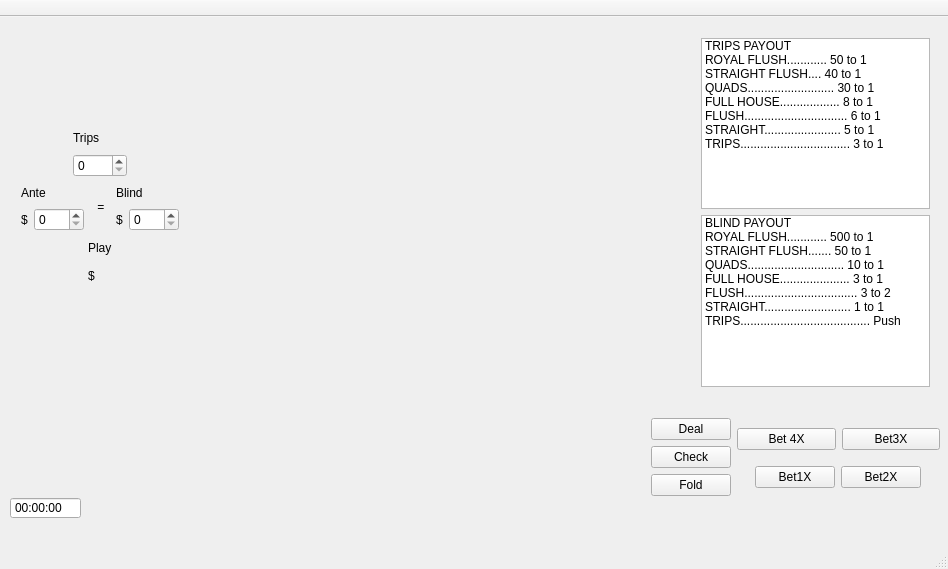
Before: the Qt Designer form forms/ultimatetexasholdem.ui in Math3808Team/UltimateTexasHoldem, drawn with Qt 5.
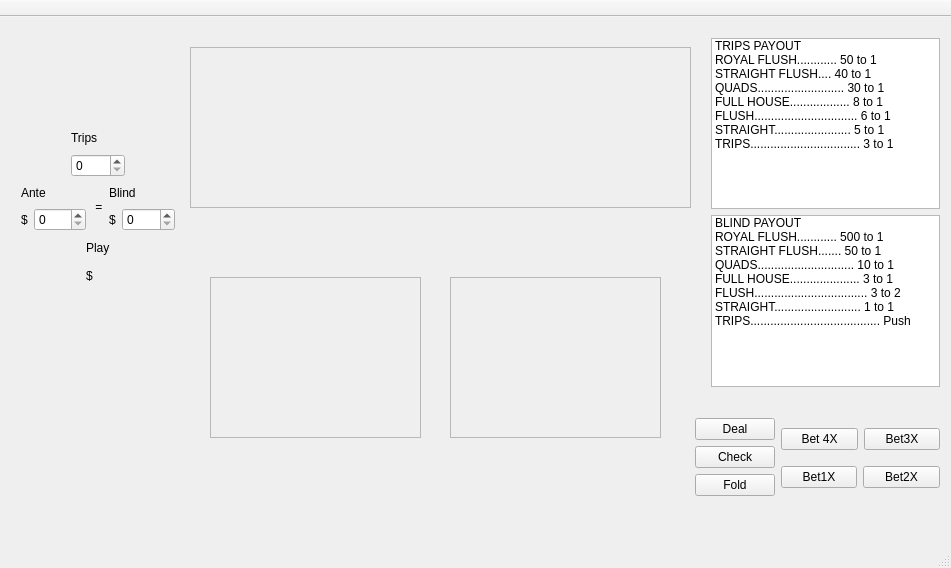
After: the same form once the commit is applied.

Commit message: Added all the API functions for diplaying the cards. As well as creating the game logic for dealing the cards

What changed in the file:
```diff
--- a/forms/ultimatetexasholdem.ui
+++ b/forms/ultimatetexasholdem.ui
@@ -6,61 +6,19 @@
    <rect>
     <x>0</x>
     <y>0</y>
-    <width>948</width>
-    <height>569</height>
+    <width>951</width>
+    <height>568</height>
    </rect>
   </property>
   <property name="windowTitle">
    <string>UltimateTexasHoldem</string>
   </property>
   <widget class="QWidget" name="centralWidget">
-   <widget class="QTimeEdit" name="timeEdit">
-    <property name="geometry">
-     <rect>
-      <x>10</x>
-      <y>480</y>
-      <width>71</width>
-      <height>22</height>
-     </rect>
-    </property>
-    <property name="readOnly">
-     <bool>true</bool>
-    </property>
-    <property name="buttonSymbols">
-     <enum>QAbstractSpinBox::NoButtons</enum>
-    </property>
-   </widget>
-   <widget class="QWidget" name="layoutWidget_3">
-    <property name="geometry">
-     <rect>
-      <x>250</x>
-      <y>230</y>
-      <width>141</width>
-      <height>121</height>
-     </rect>
-    </property>
-    <layout class="QHBoxLayout" name="horizontalLayout_10">
-     <item>
-      <widget class="QLabel" name="dealerCard1">
-       <property name="text">
-        <string/>
-       </property>
-      </widget>
-     </item>
-     <item>
-      <widget class="QLabel" name="dealerCard2">
-       <property name="text">
-        <string/>
-       </property>
-      </widget>
-     </item>
-    </layout>
-   </widget>
    <widget class="QWidget" name="layoutWidget_4">
     <property name="geometry">
      <rect>
       <x>250</x>
-      <y>200</y>
+      <y>240</y>
       <width>141</width>
       <height>22</height>
      </rect>
@@ -101,37 +59,11 @@
      </item>
     </layout>
    </widget>
-   <widget class="QWidget" name="layoutWidget_7">
-    <property name="geometry">
-     <rect>
-      <x>490</x>
-      <y>230</y>
-      <width>141</width>
-      <height>121</height>
-     </rect>
-    </property>
-    <layout class="QHBoxLayout" name="horizontalLayout_14">
-     <item>
-      <widget class="QLabel" name="playerCard1">
-       <property name="text">
-        <string/>
-       </property>
-      </widget>
-     </item>
-     <item>
-      <widget class="QLabel" name="playerCard2">
-       <property name="text">
-        <string/>
-       </property>
-      </widget>
-     </item>
-    </layout>
-   </widget>
    <widget class="QWidget" name="layoutWidget_8">
     <property name="geometry">
      <rect>
       <x>490</x>
-      <y>200</y>
+      <y>240</y>
       <width>141</width>
       <height>22</height>
      </rect>
@@ -204,7 +136,7 @@
    <widget class="QWidget" name="layoutWidget">
     <property name="geometry">
      <rect>
-      <x>690</x>
+      <x>700</x>
       <y>10</y>
       <width>251</width>
       <height>371</height>
@@ -304,9 +236,9 @@
    <widget class="QWidget" name="layoutWidget">
     <property name="geometry">
      <rect>
-      <x>640</x>
+      <x>684</x>
       <y>390</y>
-      <width>305</width>
+      <width>261</width>
       <height>102</height>
      </rect>
     </property>
@@ -418,7 +350,7 @@
      <rect>
       <x>10</x>
       <y>100</y>
-      <width>180</width>
+      <width>176</width>
       <height>180</height>
      </rect>
     </property>
@@ -514,39 +446,19 @@
          </item>
         </layout>
        </item>
-       <item>
-        <spacer name="horizontalSpacer_13">
-         <property name="orientation">
-          <enum>Qt::Horizontal</enum>
-         </property>
-         <property name="sizeHint" stdset="0">
-          <size>
-           <width>40</width>
-           <height>20</height>
-          </size>
-         </property>
-        </spacer>
-       </item>
        <item>
         <widget class="QLabel" name="label_8">
+         <property name="maximumSize">
+          <size>
+           <width>16777215</width>
+           <height>30</height>
+          </size>
+         </property>
          <property name="text">
           <string> =</string>
          </property>
         </widget>
        </item>
-       <item>
-        <spacer name="horizontalSpacer_14">
-         <property name="orientation">
-          <enum>Qt::Horizontal</enum>
-         </property>
-         <property name="sizeHint" stdset="0">
-          <size>
-           <width>40</width>
-           <height>20</height>
-          </size>
-         </property>
-        </spacer>
-       </item>
        <item>
         <layout class="QVBoxLayout" name="verticalLayout_3">
          <item>
@@ -645,53 +557,6 @@
      </item>
     </layout>
    </widget>
-   <widget class="QWidget" name="layoutWidget">
-    <property name="geometry">
-     <rect>
-      <x>250</x>
-      <y>40</y>
-      <width>381</width>
-      <height>121</height>
-     </rect>
-    </property>
-    <layout class="QHBoxLayout" name="horizontalLayout">
-     <item>
-      <widget class="QLabel" name="communityCard1">
-       <property name="text">
-        <string/>
-       </property>
-      </widget>
-     </item>
-     <item>
-      <widget class="QLabel" name="communityCard2">
-       <property name="text">
-        <string/>
-       </property>
-      </widget>
-     </item>
-     <item>
-      <widget class="QLabel" name="communityCard3">
-       <property name="text">
-        <string/>
-       </property>
-      </widget>
-     </item>
-     <item>
-      <widget class="QLabel" name="communityCard4">
-       <property name="text">
-        <string/>
-       </property>
-      </widget>
-     </item>
-     <item>
-      <widget class="QLabel" name="communityCard5">
-       <property name="text">
-        <string/>
-       </property>
-      </widget>
-     </item>
-    </layout>
-   </widget>
    <widget class="QWidget" name="layoutWidget">
     <property name="geometry">
      <rect>
@@ -741,7 +606,7 @@
     <property name="geometry">
      <rect>
       <x>250</x>
-      <y>170</y>
+      <y>210</y>
       <width>381</width>
       <height>22</height>
      </rect>
@@ -782,6 +647,237 @@
      </item>
     </layout>
    </widget>
+   <widget class="QFrame" name="CommunityCards">
+    <property name="geometry">
+     <rect>
+      <x>190</x>
+      <y>30</y>
+      <width>501</width>
+      <height>161</height>
+     </rect>
+    </property>
+    <property name="frameShape">
+     <enum>QFrame::StyledPanel</enum>
+    </property>
+    <property name="frameShadow">
+     <enum>QFrame::Raised</enum>
+    </property>
+    <widget class="QWidget" name="horizontalLayoutWidget">
+     <property name="geometry">
+      <rect>
+       <x>9</x>
+       <y>10</y>
+       <width>481</width>
+       <height>142</height>
+      </rect>
+     </property>
+     <layout class="QHBoxLayout" name="horizontalLayout">
+      <item>
+       <widget class="QLabel" name="CommunityCard1">
+        <property name="sizePolicy">
+         <sizepolicy hsizetype="Minimum" vsizetype="Minimum">
+          <horstretch>0</horstretch>
+          <verstretch>0</verstretch>
+         </sizepolicy>
+        </property>
+        <property name="minimumSize">
+         <size>
+          <width>91</width>
+          <height>140</height>
+         </size>
+        </property>
+        <property name="text">
+         <string/>
+        </property>
+       </widget>
+      </item>
+      <item>
+       <widget class="QLabel" name="CommunityCard2">
+        <property name="sizePolicy">
+         <sizepolicy hsizetype="Minimum" vsizetype="Minimum">
+          <horstretch>0</horstretch>
+          <verstretch>0</verstretch>
+         </sizepolicy>
+        </property>
+        <property name="minimumSize">
+         <size>
+          <width>91</width>
+          <height>140</height>
+         </size>
+        </property>
+        <property name="text">
+         <string/>
+        </property>
+       </widget>
+      </item>
+      <item>
+       <widget class="QLabel" name="CommunityCard3">
+        <property name="sizePolicy">
+         <sizepolicy hsizetype="Minimum" vsizetype="Minimum">
+          <horstretch>0</horstretch>
+          <verstretch>0</verstretch>
+         </sizepolicy>
+        </property>
+        <property name="minimumSize">
+         <size>
+          <width>91</width>
+          <height>140</height>
+         </size>
+        </property>
+        <property name="text">
+         <string/>
+        </property>
+       </widget>
+      </item>
+      <item>
+       <widget class="QLabel" name="CommunityCard4">
+        <property name="sizePolicy">
+         <sizepolicy hsizetype="Minimum" vsizetype="Minimum">
+          <horstretch>0</horstretch>
+          <verstretch>0</verstretch>
+         </sizepolicy>
+        </property>
+        <property name="minimumSize">
+         <size>
+          <width>91</width>
+          <height>140</height>
+         </size>
+        </property>
+        <property name="text">
+         <string/>
+        </property>
+       </widget>
+      </item>
+      <item>
+       <widget class="QLabel" name="CommunityCard5">
+        <property name="sizePolicy">
+         <sizepolicy hsizetype="Minimum" vsizetype="Minimum">
+          <horstretch>0</horstretch>
+          <verstretch>0</verstretch>
+         </sizepolicy>
+        </property>
+        <property name="minimumSize">
+         <size>
+          <width>91</width>
+          <height>140</height>
+         </size>
+        </property>
+        <property name="text">
+         <string/>
+        </property>
+       </widget>
+      </item>
+     </layout>
+    </widget>
+   </widget>
+   <widget class="QFrame" name="DealerCards">
+    <property name="geometry">
+     <rect>
+      <x>210</x>
+      <y>260</y>
+      <width>211</width>
+      <height>161</height>
+     </rect>
+    </property>
+    <property name="frameShape">
+     <enum>QFrame::StyledPanel</enum>
+    </property>
+    <property name="frameShadow">
+     <enum>QFrame::Raised</enum>
+    </property>
+    <widget class="QWidget" name="layoutWidget_3">
+     <property name="geometry">
+      <rect>
+       <x>9</x>
+       <y>11</y>
+       <width>191</width>
+       <height>142</height>
+      </rect>
+     </property>
+     <layout class="QHBoxLayout" name="horizontalLayout_10">
+      <item>
+       <widget class="QLabel" name="DealerCard1">
+        <property name="sizePolicy">
+         <sizepolicy hsizetype="Minimum" vsizetype="Minimum">
+          <horstretch>0</horstretch>
+          <verstretch>0</verstretch>
+         </sizepolicy>
+        </property>
+        <property name="minimumSize">
+         <size>
+          <width>91</width>
+          <height>140</height>
+         </size>
+        </property>
+        <property name="text">
+         <string/>
+        </property>
+       </widget>
+      </item>
+      <item>
+       <widget class="QLabel" name="DealerCard2">
+        <property name="sizePolicy">
+         <sizepolicy hsizetype="Minimum" vsizetype="Minimum">
+          <horstretch>0</horstretch>
+          <verstretch>0</verstretch>
+         </sizepolicy>
+        </property>
+        <property name="minimumSize">
+         <size>
+          <width>91</width>
+          <height>140</height>
+         </size>
+        </property>
+        <property name="text">
+         <string/>
+        </property>
+       </widget>
+      </item>
+     </layout>
+    </widget>
+   </widget>
+   <widget class="QFrame" name="PlayerCards">
+    <property name="geometry">
+     <rect>
+      <x>450</x>
+      <y>260</y>
+      <width>211</width>
+      <height>161</height>
+     </rect>
+    </property>
+    <property name="frameShape">
+     <enum>QFrame::StyledPanel</enum>
+    </property>
+    <property name="frameShadow">
+     <enum>QFrame::Raised</enum>
+    </property>
+    <widget class="QWidget" name="layoutWidget_7">
+     <property name="geometry">
+      <rect>
+       <x>10</x>
+       <y>10</y>
+       <width>191</width>
+       <height>141</height>
+      </rect>
+     </property>
+     <layout class="QHBoxLayout" name="horizontalLayout_14">
+      <item>
+       <widget class="QLabel" name="PlayerCard1">
+        <property name="text">
+         <string/>
+        </property>
+       </widget>
+      </item>
+      <item>
+       <widget class="QLabel" name="PlayerCard2">
+        <property name="text">
+         <string/>
+        </property>
+       </widget>
+      </item>
+     </layout>
+    </widget>
+   </widget>
   </widget>
   <widget class="QMenuBar" name="menuBar">
    <property name="geometry">
```
Left out of the diff: 2 changed lines with no effect on the pictures. The commit also changes 26 other files.
